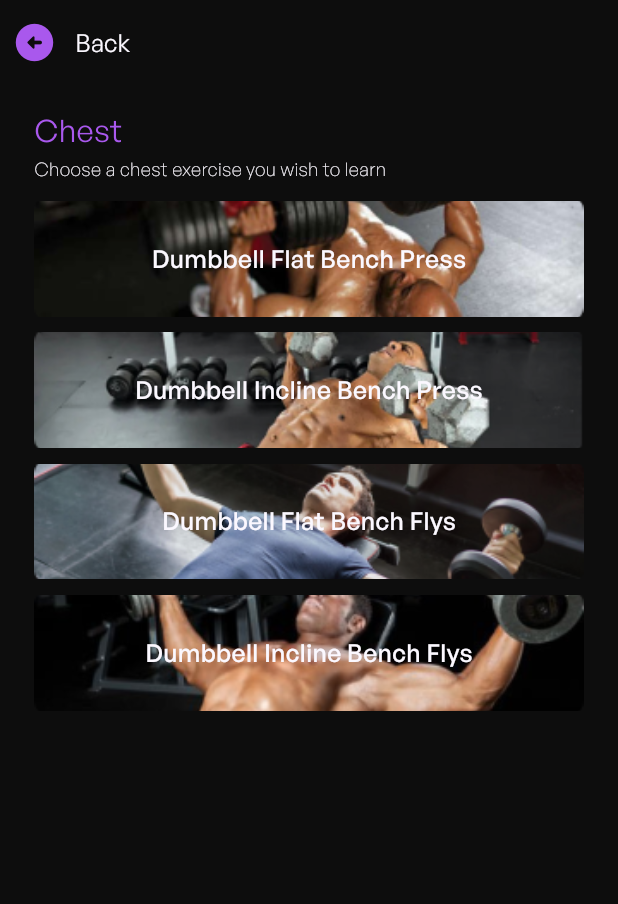
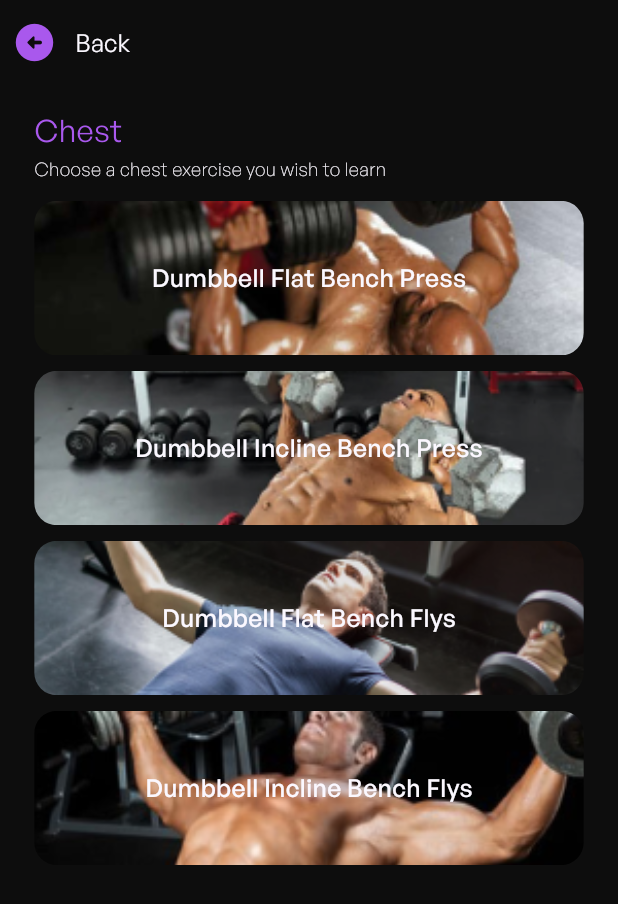
Before and after one commit to MNJDen/WeFit, a Flutter app: the WorkoutGuidePage_Chest screen opened directly, on a phone screen of 412 x 824 dp. Shown: the top 904 px of the screen. Run offline on Flutter 3.47's test engine with Material 3 defaults, Android fonts, the phone set to English and light mode, and no system bars; our stand-ins replace carousel_slider, cloud_firestore, firebase_auth, firebase_core, flutter_animate, flutter_screenutil and 1 more; accounts and stored records are empty; project files that could hold a hidden picture were left out.

Commit message:
Pages: Update Chest Workout Guide Pages

```diff
--- a/lib/Screens/Workout Guide Pages/Main Menu/WorkoutGuidePage_Chest.dart
+++ b/lib/Screens/Workout Guide Pages/Main Menu/WorkoutGuidePage_Chest.dart
@@ -1,7 +1,10 @@
 import 'package:flutter/material.dart';
 import 'package:flutter/rendering.dart';
 import 'package:flutter_screenutil/flutter_screenutil.dart';
+import 'package:itec303/Screens/Workout%20Guide%20Pages/ChestExercises/Chest_dfbf.dart';
 import 'package:itec303/Screens/Workout%20Guide%20Pages/ChestExercises/Chest_dfbp.dart';
+import 'package:itec303/Screens/Workout%20Guide%20Pages/ChestExercises/Chest_dibf.dart';
+import 'package:itec303/Screens/Workout%20Guide%20Pages/ChestExercises/Chest_dibp.dart';
 
 class WorkoutGuidePage_Chest extends StatefulWidget {
   const WorkoutGuidePage_Chest({super.key});
@@ -15,6 +18,13 @@ class _WorkoutGuidePage_ChestState extends State<WorkoutGuidePage_Chest> {
   final purpleColor = const Color.fromRGBO(169, 88, 237, 1);
   final whiteColor = const Color.fromRGBO(251, 248, 255, 1);
 
+  //List of Route
+  final List<Widget> chestExerciseScreens = [
+    const Chest_dfbp(),
+    const Chest_dibp(),
+    const Chest_dfbf(),
+    const Chest_dibf(),
+  ];
   // List of image paths
   final List<String> chestExerciseImages = [
     'assets/images/dbFlatBenchPress.png',
@@ -116,7 +126,7 @@ class _WorkoutGuidePage_ChestState extends State<WorkoutGuidePage_Chest> {
                             pageBuilder: (BuildContext context,
                                 Animation<double> animation1,
                                 Animation<double> animation2) {
-                              return Chest_dfbp();
+                              return chestExerciseScreens[index];
                             },
                             transitionDuration: Duration.zero,
                             reverseTransitionDuration: Duration.zero,
@@ -128,11 +138,14 @@ class _WorkoutGuidePage_ChestState extends State<WorkoutGuidePage_Chest> {
                         child: Stack(
                           alignment: Alignment.center,
                           children: [
-                            Image.asset(
-                              chestExerciseImages[index],
-                              height: 75.h, // Adjust the height as needed
-                              width: 320.w, // Adjust the width as needed
-                              fit: BoxFit.cover,
+                            ClipRRect(
+                              borderRadius: BorderRadius.circular(15), // Adjust the border radius as needed
+                              child: Image.asset(
+                                chestExerciseImages[index],
+                                height: 100.h, // Adjust the height as needed
+                                width: 320.w, // Adjust the width as needed
+                                fit: BoxFit.cover,
+                              ),
                             ),
                             Positioned.fill(
                               child: Center(
```
